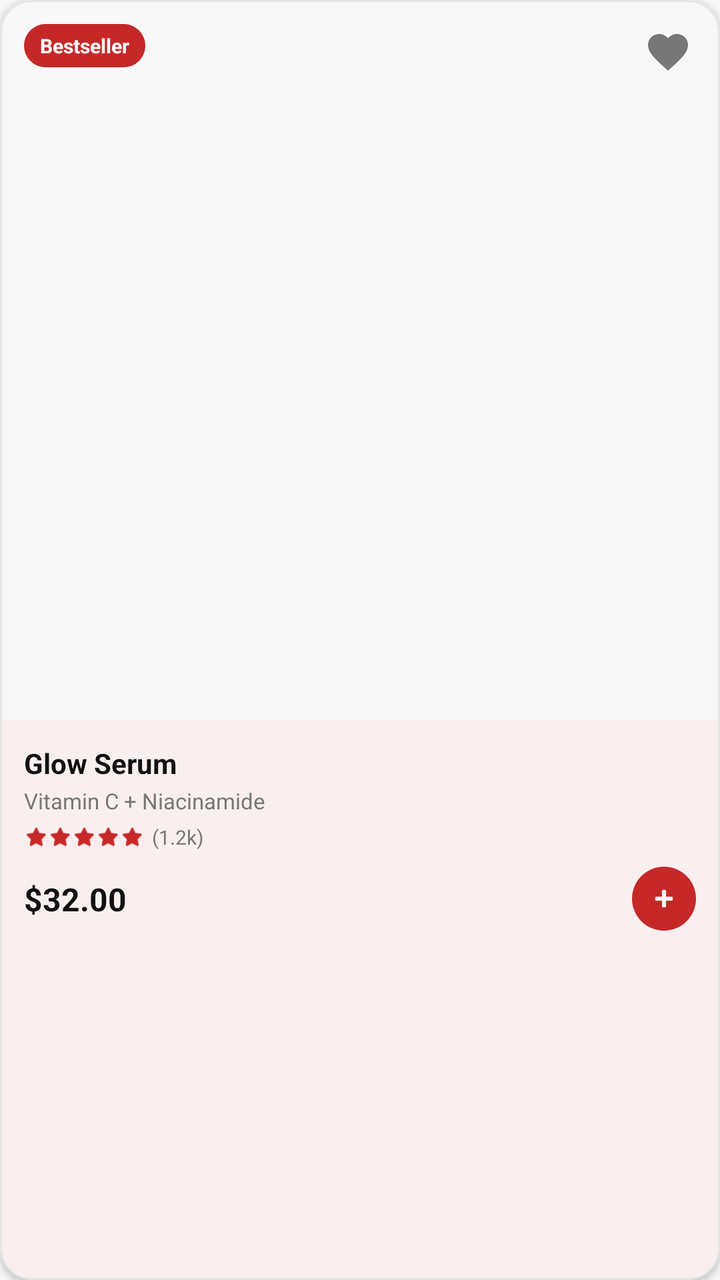
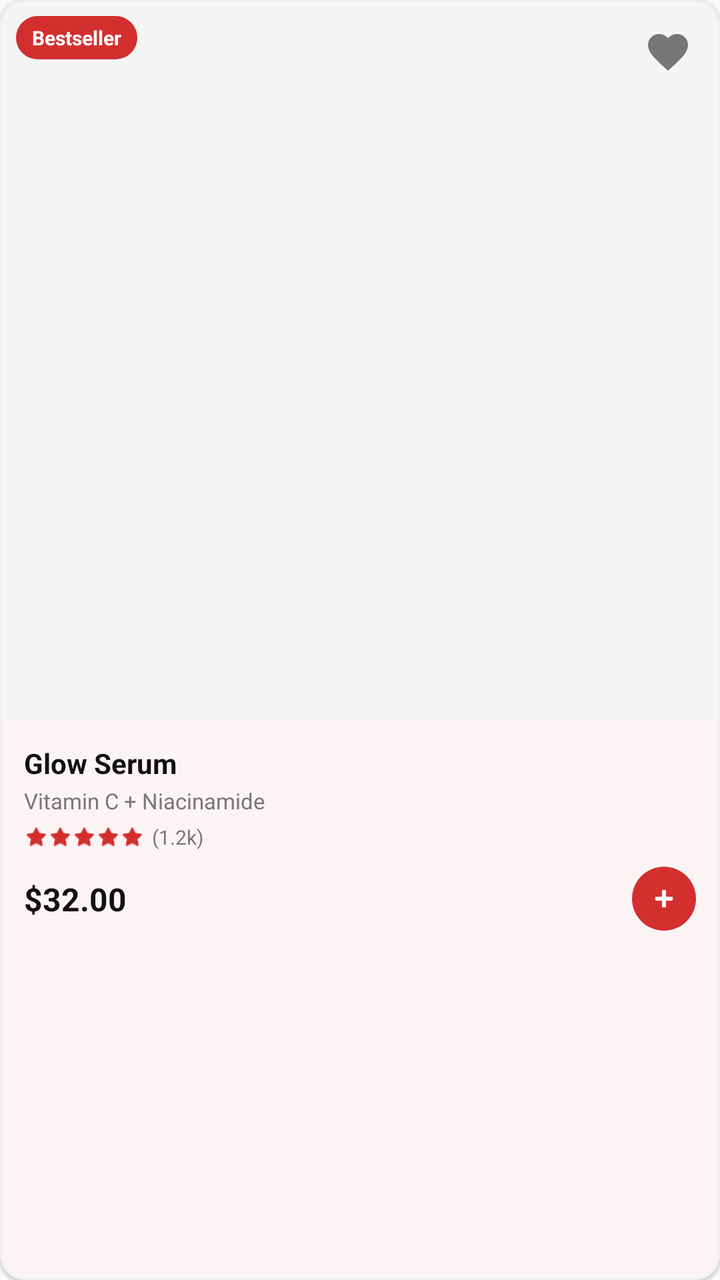

An Android layout rendered at two revisions. The XML below is the earlier revision; the diff shows what the commit changed to produce the second picture.
<!-- AndroidManifest.xml: application theme Theme.TirTirMCommerce -->
<!-- res/layout/item_product_bestseller.xml -->
<?xml version="1.0" encoding="utf-8"?>
<com.google.android.material.card.MaterialCardView xmlns:android="http://schemas.android.com/apk/res/android"
    xmlns:app="http://schemas.android.com/apk/res-auto"
    android:layout_width="220dp"
    android:layout_height="wrap_content"
    android:layout_marginEnd="16dp"
    android:layout_marginBottom="8dp"
    app:cardCornerRadius="16dp"
    app:cardElevation="2dp"
    app:cardBackgroundColor="@color/tirtir_white"
    app:strokeWidth="1dp"
    app:strokeColor="@color/tirtir_border_gray">

    <androidx.constraintlayout.widget.ConstraintLayout
        android:layout_width="match_parent"
        android:layout_height="wrap_content">

        
        <ImageView
            android:id="@+id/ivProductImage"
            android:layout_width="0dp"
            android:layout_height="0dp"
            app:layout_constraintDimensionRatio="1:1"
            android:scaleType="centerCrop"
            android:background="@color/tirtir_bg_gray"
            app:layout_constraintTop_toTopOf="parent"
            app:layout_constraintStart_toStartOf="parent"
            app:layout_constraintEnd_toEndOf="parent" />

        
        <TextView
            android:id="@+id/tvDiscountBadge"
            android:layout_width="wrap_content"
            android:layout_height="wrap_content"
            android:layout_margin="12dp"
            android:paddingHorizontal="8dp"
            android:paddingVertical="4dp"
            android:text="Bestseller"
            android:textColor="@color/tirtir_white"
            android:textSize="10sp"
            android:textStyle="bold"
            android:background="@drawable/bg_badge_bestseller"
            app:layout_constraintTop_toTopOf="parent"
            app:layout_constraintStart_toStartOf="parent" />

        
        <TextView
            android:id="@+id/tvOutOfStock"
            android:layout_width="wrap_content"
            android:layout_height="wrap_content"
            android:layout_marginTop="32dp"
            android:layout_marginStart="12dp"
            android:paddingHorizontal="8dp"
            android:paddingVertical="4dp"
            android:text="Out"
            android:textColor="@color/tirtir_white"
            android:textSize="10sp"
            android:textStyle="bold"
            android:background="#CC111111"
            android:visibility="gone"
            app:layout_constraintTop_toTopOf="parent"
            app:layout_constraintStart_toStartOf="parent" />

        
        <ImageButton
            android:id="@+id/btnWishlistToggle"
            android:layout_width="36dp"
            android:layout_height="36dp"
            android:layout_margin="8dp"
            android:background="@android:color/transparent"
            android:src="@drawable/ic_wishlist"
            app:tint="@color/tirtir_text_secondary"
            android:scaleType="centerInside"
            app:layout_constraintTop_toTopOf="parent"
            app:layout_constraintEnd_toEndOf="parent" />

        
        <LinearLayout
            android:layout_width="match_parent"
            android:layout_height="wrap_content"
            android:orientation="vertical"
            android:padding="12dp"
            app:layout_constraintTop_toBottomOf="@id/ivProductImage">

            <TextView
                android:id="@+id/tvProductName"
                android:layout_width="match_parent"
                android:layout_height="wrap_content"
                android:text="Glow Serum"
                android:textColor="@color/tirtir_black"
                android:textSize="14sp"
                android:textStyle="bold"
                android:maxLines="1"
                android:ellipsize="end" />

            <TextView
                android:id="@+id/tvProductCategory"
                android:layout_width="match_parent"
                android:layout_height="wrap_content"
                android:layout_marginTop="2dp"
                android:text="Vitamin C + Niacinamide"
                android:textColor="@color/tirtir_text_secondary"
                android:textSize="11sp"
                android:maxLines="1"
                android:ellipsize="end" />

            <LinearLayout
                android:layout_width="wrap_content"
                android:layout_height="wrap_content"
                android:orientation="horizontal"
                android:gravity="center_vertical"
                android:layout_marginTop="4dp">

                
                <ImageView
                    android:layout_width="12dp"
                    android:layout_height="12dp"
                    android:src="@android:drawable/btn_star_big_on"
                    app:tint="@color/tirtir_red_primary" />
                <ImageView
                    android:layout_width="12dp"
                    android:layout_height="12dp"
                    android:src="@android:drawable/btn_star_big_on"
                    app:tint="@color/tirtir_red_primary" />
                <ImageView
                    android:layout_width="12dp"
                    android:layout_height="12dp"
                    android:src="@android:drawable/btn_star_big_on"
                    app:tint="@color/tirtir_red_primary" />
                <ImageView
                    android:layout_width="12dp"
                    android:layout_height="12dp"
                    android:src="@android:drawable/btn_star_big_on"
                    app:tint="@color/tirtir_red_primary" />
                <ImageView
                    android:layout_width="12dp"
                    android:layout_height="12dp"
                    android:src="@android:drawable/btn_star_big_on"
                    app:tint="@color/tirtir_red_primary" />

                <TextView
                    android:id="@+id/tvRatingCount"
                    android:layout_width="wrap_content"
                    android:layout_height="wrap_content"
                    android:layout_marginStart="4dp"
                    android:text="(1.2k)"
                    android:textColor="@color/tirtir_text_secondary"
                    android:textSize="10sp" />
            </LinearLayout>

            <androidx.constraintlayout.widget.ConstraintLayout
                android:layout_width="match_parent"
                android:layout_height="wrap_content"
                android:layout_marginTop="8dp">

                <TextView
                    android:id="@+id/tvProductPrice"
                    android:layout_width="0dp"
                    android:layout_height="wrap_content"
                    android:text="$32.00"
                    android:textColor="@color/tirtir_black"
                    android:textSize="16sp"
                    android:textStyle="bold"
                    app:layout_constraintStart_toStartOf="parent"
                    app:layout_constraintEnd_toStartOf="@id/btnQuickAdd"
                    app:layout_constraintTop_toTopOf="parent"
                    app:layout_constraintBottom_toBottomOf="parent" />

                <com.google.android.material.button.MaterialButton
                    android:id="@+id/btnQuickAdd"
                    android:layout_width="32dp"
                    android:layout_height="32dp"
                    android:insetTop="0dp"
                    android:insetBottom="0dp"
                    android:padding="0dp"
                    app:iconSize="16dp"
                    app:iconPadding="0dp"
                    app:iconGravity="textStart"
                    app:backgroundTint="@color/tirtir_red_primary"
                    app:cornerRadius="16dp"
                    app:icon="@android:drawable/ic_input_add"
                    app:iconTint="@color/tirtir_white"
                    app:layout_constraintEnd_toEndOf="parent"
                    app:layout_constraintTop_toTopOf="parent"
                    app:layout_constraintBottom_toBottomOf="parent" />

            </androidx.constraintlayout.widget.ConstraintLayout>

        </LinearLayout>

    </androidx.constraintlayout.widget.ConstraintLayout>
</com.google.android.material.card.MaterialCardView>
<!-- resources referenced by this layout -->
<resources>
  <color name="tirtir_bg_gray">#F8F8F8</color>
  <color name="tirtir_black">#111111</color>
  <color name="tirtir_border_gray">#E5E5E5</color>
  <color name="tirtir_red_primary">#C62828</color>
  <color name="tirtir_text_secondary">#777777</color>
  <color name="tirtir_white">#FFFFFF</color>
  <!-- drawable bg_badge_bestseller (drawable) -->
  <?xml version="1.0" encoding="utf-8"?>
  <shape xmlns:android="http://schemas.android.com/apk/res/android">
      <solid android:color="@color/tirtir_red_primary" />
      <corners android:radius="12dp" />
  </shape>
  <!-- drawable ic_wishlist (drawable) -->
  <vector xmlns:android="http://schemas.android.com/apk/res/android"
      android:width="24dp"
      android:height="24dp"
      android:viewportWidth="24.0"
      android:viewportHeight="24.0"
      android:tint="?attr/colorControlNormal">
    <path
        android:fillColor="#FF000000"
        android:pathData="M12,21.35l-1.45,-1.32C5.4,15.36 2,12.28 2,8.5 2,5.42 4.42,3 7.5,3c1.74,0 3.41,0.81 4.5,2.09C13.09,3.81 14.76,3 16.5,3 19.58,3 22,5.42 22,8.5c0,3.78 -3.4,6.86 -8.55,11.54L12,21.35z"/>
  </vector>
  <style name="Theme.TirTirMCommerce" parent="Base.Theme.TirTirMCommerce" />
  <style name="Base.Theme.TirTirMCommerce" parent="Theme.Material3.DayNight.NoActionBar">
          
          <item name="colorPrimary">@color/tirtir_red_primary</item>
          <item name="colorPrimaryDark">@color/tirtir_red_dark</item>
          <item name="colorPrimaryContainer">@color/tirtir_red_surface</item>
  
          
          <item name="colorOnPrimary">@color/tirtir_white</item>
          <item name="colorOnPrimaryContainer">@color/tirtir_red_primary</item>
  
          
          <item name="colorSecondary">@color/tirtir_black</item>
          <item name="colorOnSecondary">@color/tirtir_white</item>
  
          
          <item name="colorSurface">@color/tirtir_white</item>
          <item name="colorOnSurface">@color/tirtir_black</item>
          <item name="colorSurfaceVariant">@color/tirtir_off_white</item>
  
          
          <item name="android:windowBackground">@color/tirtir_off_white</item>
          <item name="android:statusBarColor">@color/tirtir_white</item>
          <item name="android:windowLightStatusBar">true</item>
  
          
          <item name="colorError">@color/tirtir_error</item>
      </style>
  <color name="tirtir_red_dark">#8E0000</color>
  <color name="tirtir_red_surface">#FFEBEE</color>
  <color name="tirtir_off_white">#F8F8F8</color>
  <color name="tirtir_error">#D32F2F</color>
</resources>

<!-- the commit's change to res/layout/item_product_bestseller.xml (unified diff, before → after) -->
@@ -1,12 +1,12 @@
 <?xml version="1.0" encoding="utf-8"?>
 <com.google.android.material.card.MaterialCardView xmlns:android="http://schemas.android.com/apk/res/android"
     xmlns:app="http://schemas.android.com/apk/res-auto"
-    android:layout_width="220dp"
+    android:layout_width="176dp"
     android:layout_height="wrap_content"
     android:layout_marginEnd="16dp"
     android:layout_marginBottom="8dp"
-    app:cardCornerRadius="16dp"
-    app:cardElevation="2dp"
+    app:cardCornerRadius="12dp"
+    app:cardElevation="1dp"
     app:cardBackgroundColor="@color/tirtir_white"
     app:strokeWidth="1dp"
     app:strokeColor="@color/tirtir_border_gray">
@@ -21,7 +21,8 @@
             android:layout_width="0dp"
             android:layout_height="0dp"
             app:layout_constraintDimensionRatio="1:1"
-            android:scaleType="centerCrop"
+            android:scaleType="fitCenter"
+            android:padding="8dp"
             android:background="@color/tirtir_bg_gray"
             app:layout_constraintTop_toTopOf="parent"
             app:layout_constraintStart_toStartOf="parent"
@@ -32,7 +33,7 @@
             android:id="@+id/tvDiscountBadge"
             android:layout_width="wrap_content"
             android:layout_height="wrap_content"
-            android:layout_margin="12dp"
+            android:layout_margin="8dp"
             android:paddingHorizontal="8dp"
             android:paddingVertical="4dp"
             android:text="Bestseller"
@@ -48,11 +49,11 @@
             android:id="@+id/tvOutOfStock"
             android:layout_width="wrap_content"
             android:layout_height="wrap_content"
-            android:layout_marginTop="32dp"
-            android:layout_marginStart="12dp"
+            android:layout_marginTop="36dp"
+            android:layout_marginStart="8dp"
             android:paddingHorizontal="8dp"
             android:paddingVertical="4dp"
-            android:text="Out"
+            android:text="Out of stock"
             android:textColor="@color/tirtir_white"
             android:textSize="10sp"
             android:textStyle="bold"
<!-- resource entries referenced after the edit -->
@@ -1,9 +1,9 @@
 <!-- resources referenced by this layout -->
 <resources>
-  <color name="tirtir_bg_gray">#F8F8F8</color>
+  <color name="tirtir_bg_gray">#F5F5F5</color>
   <color name="tirtir_black">#111111</color>
-  <color name="tirtir_border_gray">#E5E5E5</color>
-  <color name="tirtir_red_primary">#C62828</color>
+  <color name="tirtir_border_gray">#EEEEEE</color>
+  <color name="tirtir_red_primary">#D32F2F</color>
   <color name="tirtir_text_secondary">#777777</color>
   <color name="tirtir_white">#FFFFFF</color>
   <!-- drawable bg_badge_bestseller (drawable) -->
@@ -37,6 +37,8 @@
           
           <item name="colorSecondary">@color/tirtir_black</item>
           <item name="colorOnSecondary">@color/tirtir_white</item>
+          <item name="colorSecondaryContainer">@color/tirtir_red_surface</item>
+          <item name="colorOnSecondaryContainer">@color/tirtir_red_primary</item>
   
           
           <item name="colorSurface">@color/tirtir_white</item>
@@ -51,9 +53,9 @@
           
           <item name="colorError">@color/tirtir_error</item>
       </style>
-  <color name="tirtir_red_dark">#8E0000</color>
-  <color name="tirtir_red_surface">#FFEBEE</color>
-  <color name="tirtir_off_white">#F8F8F8</color>
+  <color name="tirtir_red_dark">#8B1116</color>
+  <color name="tirtir_red_surface">#FFF4F3</color>
+  <color name="tirtir_off_white">#FAFAFA</color>
   <color name="tirtir_error">#D32F2F</color>
 </resources>
 
